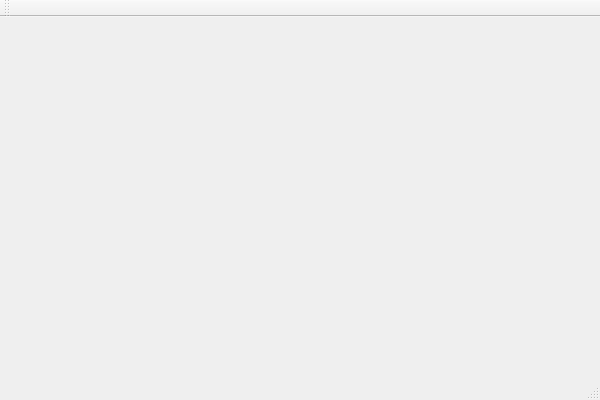
This is XMLExplorer/src/XMLExplorer.ui in seb1220/schermanBeste as Qt 5 draws it before an edit. The edited form follows.
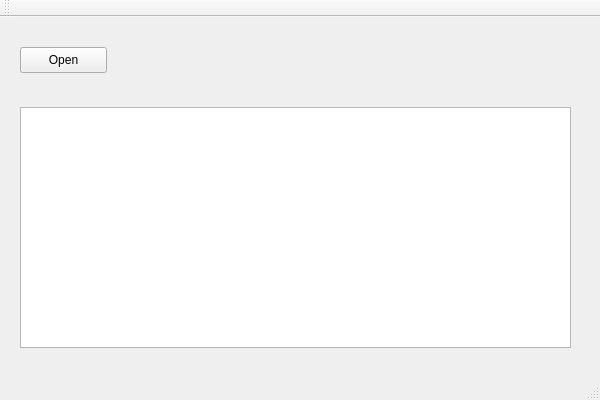
This is the edited form.

What changed in the file:
```diff
--- a/XMLExplorer/src/XMLExplorer.ui
+++ b/XMLExplorer/src/XMLExplorer.ui
@@ -13,7 +13,31 @@
   <property name="windowTitle">
    <string>XMLExplorer</string>
   </property>
-  <widget class="QWidget" name="centralWidget"/>
+  <widget class="QWidget" name="centralWidget">
+   <widget class="QPushButton" name="openFile">
+    <property name="geometry">
+     <rect>
+      <x>20</x>
+      <y>30</y>
+      <width>87</width>
+      <height>26</height>
+     </rect>
+    </property>
+    <property name="text">
+     <string>Open</string>
+    </property>
+   </widget>
+   <widget class="QTreeView" name="xmlTree">
+    <property name="geometry">
+     <rect>
+      <x>20</x>
+      <y>90</y>
+      <width>551</width>
+      <height>241</height>
+     </rect>
+    </property>
+   </widget>
+  </widget>
   <widget class="QMenuBar" name="menuBar">
    <property name="geometry">
     <rect>
```
Left out of the diff: 4 changed lines with no effect on the pictures.
